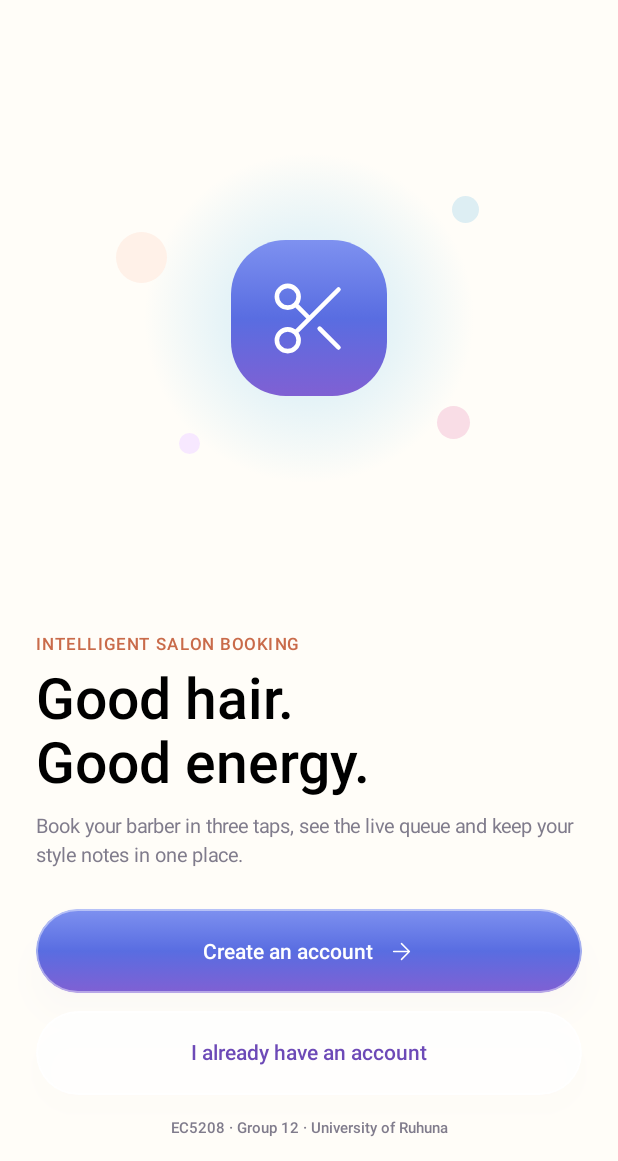
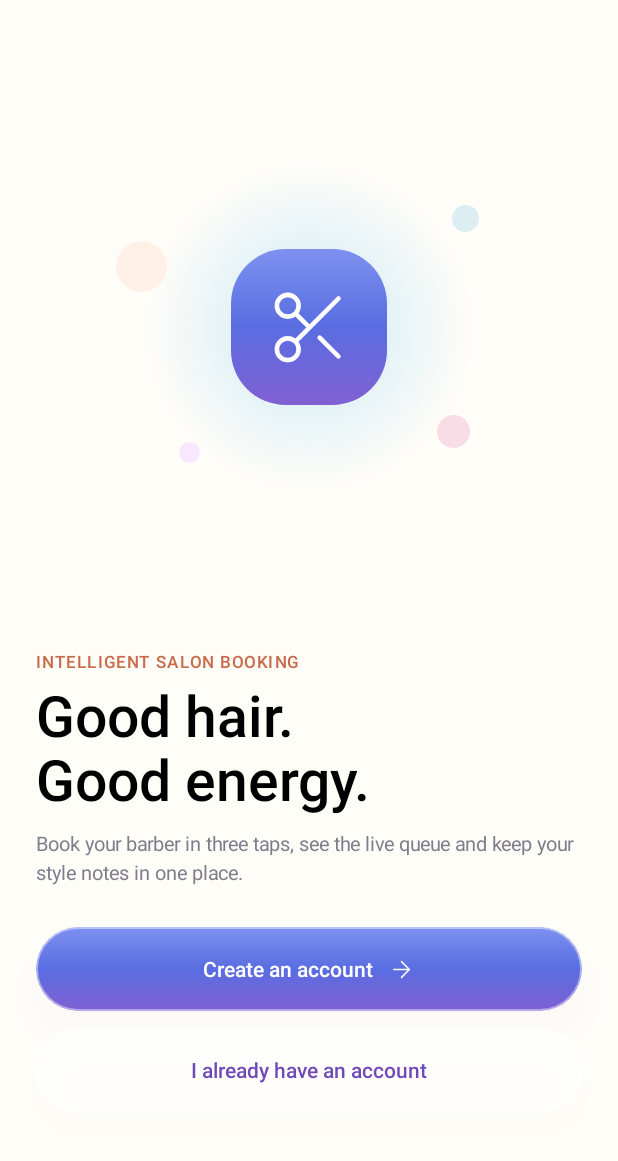
Before and after one commit to danit-x/salonLink, an Android app built with Jetpack Compose: the screen it shows after launch (MainActivity), on a phone screen of 412 x 824 dp, the part 75-1236 px from its top. Run offline under Robolectric (Android 15) with nearby library versions, the phone set to English and light mode, and no system bars; our stand-ins replace Dagger/Hilt's generated code, Firebase (no records; nobody signed in at launch, a user with empty details on screens opened directly); Roboto replaces fonts that are not available here.

Commit message:
chore(welcome): remove course and group footer
Co-Authored-By: Claude Opus 5.5 <noreply@anthropic.com>

```diff
--- a/app/src/main/java/com/group12/salonlink/feature/auth/WelcomeScreen.kt
+++ b/app/src/main/java/com/group12/salonlink/feature/auth/WelcomeScreen.kt
@@ -25,7 +25,6 @@ import androidx.compose.ui.graphics.Color
 import androidx.compose.ui.res.stringResource
 import androidx.compose.ui.semantics.heading
 import androidx.compose.ui.semantics.semantics
-import androidx.compose.ui.text.style.TextAlign
 import androidx.compose.ui.tooling.preview.Preview
 import androidx.compose.ui.unit.dp
 import androidx.compose.ui.unit.sp
@@ -106,13 +105,6 @@ fun WelcomeScreen(
                 .height(56.dp),
         )
         Spacer(Modifier.height(Spacing.lg))
-        Text(
-            text = stringResource(R.string.welcome_footer),
-            style = MaterialTheme.typography.labelSmall,
-            color = MaterialTheme.colorScheme.onSurfaceVariant,
-            textAlign = TextAlign.Center,
-            modifier = Modifier.fillMaxWidth(),
-        )
     }
 }
 
--- a/app/src/main/res/values/strings.xml
+++ b/app/src/main/res/values/strings.xml
@@ -16,7 +16,6 @@
     <string name="welcome_body">Book your barber in three taps, see the live queue and keep your style notes in one place.</string>
     <string name="welcome_create_account">Create an account</string>
     <string name="welcome_sign_in">I already have an account</string>
-    <string name="welcome_footer">EC5208 · Group 12 · University of Ruhuna</string>
 
     <!-- Shared auth -->
     <string name="auth_email_label">Email</string>
```
